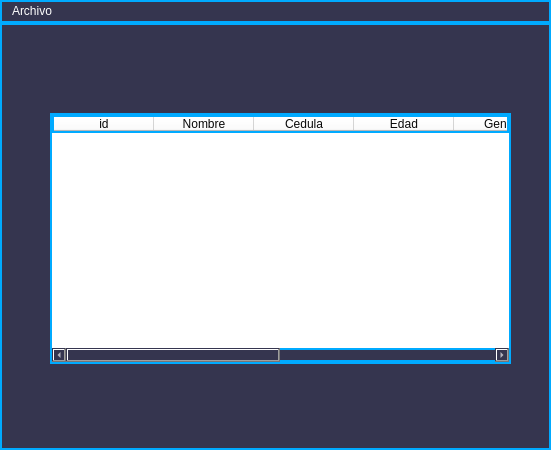
Above: views/clientes.ui from joanmera/Gameverse_Interface before the change. Below: the same form after it.
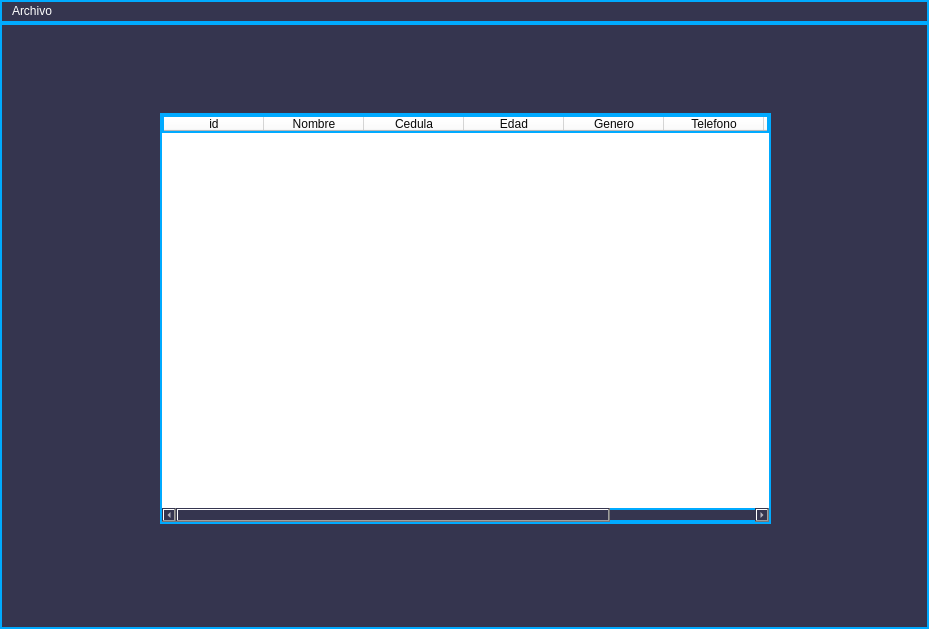
That is the form after the change.

Patch:
```diff
--- a/views/clientes.ui
+++ b/views/clientes.ui
@@ -6,8 +6,8 @@
    <rect>
     <x>0</x>
     <y>0</y>
-    <width>551</width>
-    <height>450</height>
+    <width>929</width>
+    <height>629</height>
    </rect>
   </property>
   <property name="windowTitle">
@@ -22,10 +22,10 @@
    <widget class="QTableWidget" name="clientTable">
     <property name="geometry">
      <rect>
-      <x>50</x>
+      <x>160</x>
       <y>90</y>
-      <width>461</width>
-      <height>251</height>
+      <width>611</width>
+      <height>411</height>
      </rect>
     </property>
     <property name="styleSheet">
@@ -79,7 +79,7 @@
     <rect>
      <x>0</x>
      <y>0</y>
-     <width>551</width>
+     <width>929</width>
      <height>22</height>
     </rect>
    </property>
```
Left out of the diff: 4 changed lines with no effect on the pictures.
